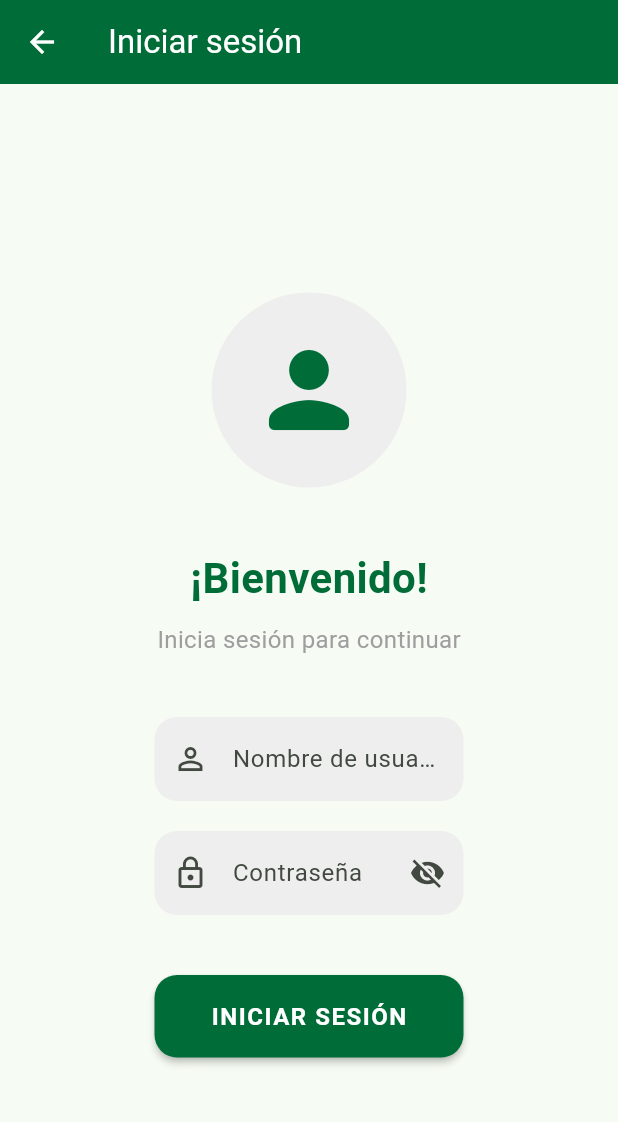
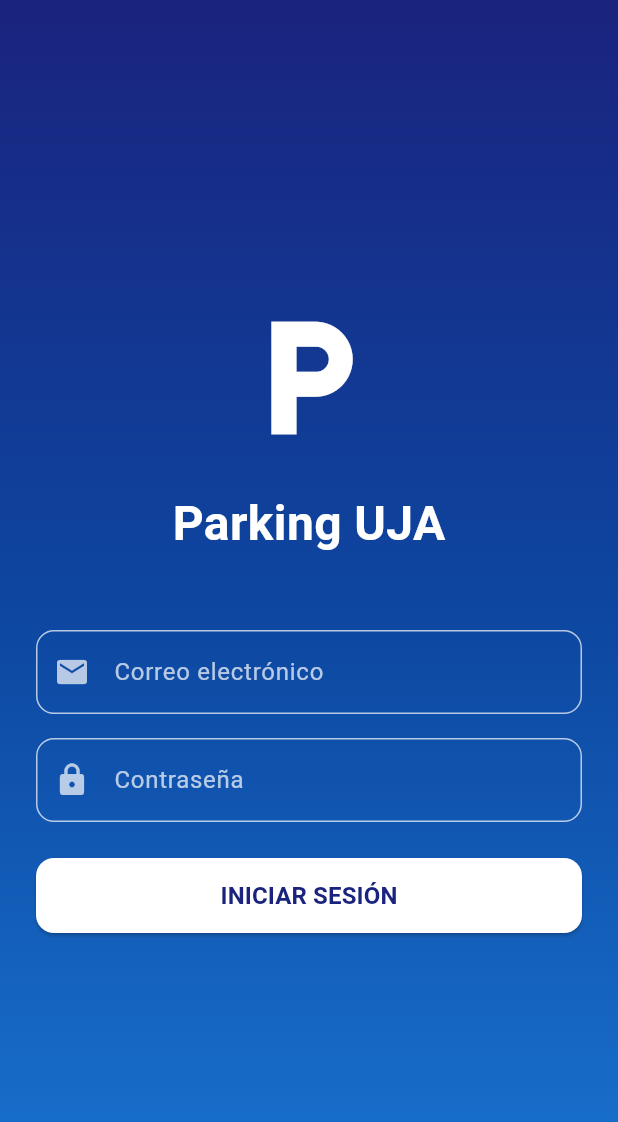
Before and after one commit to marioch03/parking_uja, a Flutter app: the LoginScreen screen opened directly, on a phone screen of 412 x 824 dp. Shown: the top 1122 px of the screen. Run offline on Flutter 3.47's test engine with Material 3 defaults, Android fonts, the phone set to English and light mode, and no system bars; our stand-ins replace shared_preferences; accounts and stored records are empty.

Commit message:
Implementado login real (casi terminado)

```diff
--- a/lib/screens/login_screen.dart
+++ b/lib/screens/login_screen.dart
@@ -1,6 +1,7 @@
 import 'package:flutter/material.dart';
-
-import 'home_screen.dart';
+import 'package:parking_uja/services/auth_service.dart';
+import 'package:shared_preferences/shared_preferences.dart';
+import 'welcome_screen.dart';
 
 class LoginScreen extends StatefulWidget {
   const LoginScreen({super.key});
@@ -10,182 +11,192 @@ class LoginScreen extends StatefulWidget {
 }
 
 class _LoginScreenState extends State<LoginScreen> {
-  bool _obscurePassword = true;
-  final widthFactor = 0.5;
   final _formKey = GlobalKey<FormState>();
+  final _emailController = TextEditingController();
+  final _passwordController = TextEditingController();
+  final _authService = AuthService();
+  bool _isLoading = false;
+
+  @override
+  void dispose() {
+    _emailController.dispose();
+    _passwordController.dispose();
+    super.dispose();
+  }
+
+  Future<void> _login() async {
+    if (_formKey.currentState!.validate()) {
+      setState(() {
+        _isLoading = true;
+      });
+
+      try {
+        final loginResponse = await _authService.login(
+          _emailController.text,
+          _passwordController.text,
+        );
+
+        // Guardar el token y datos del usuario
+        final prefs = await SharedPreferences.getInstance();
+        await prefs.setString('token', loginResponse.token);
+        await prefs.setString('userId', loginResponse.userId);
+        await prefs.setString('nombre', loginResponse.nombre);
+        await prefs.setString('email', loginResponse.email);
+
+        if (mounted) {
+          Navigator.pushReplacement(
+            context,
+            MaterialPageRoute(builder: (context) => const WelcomeScreen()),
+          );
+        }
+      } catch (e) {
+        if (mounted) {
+          ScaffoldMessenger.of(context).showSnackBar(
+            SnackBar(
+              content: Text(e.toString()),
+              backgroundColor: Colors.red,
+            ),
+          );
+        }
+      } finally {
+        if (mounted) {
+          setState(() {
+            _isLoading = false;
+          });
+        }
+      }
+    }
+  }
 
   @override
   Widget build(BuildContext context) {
     return Scaffold(
-      appBar: AppBar(
-        backgroundColor: Theme.of(context).colorScheme.primary,
-        leading: IconButton(
-          icon: const Icon(Icons.arrow_back, color: Colors.white),
-          onPressed: () => Navigator.of(context).pop(),
-        ),
-        title: const Text(
-          'Iniciar sesión',
-          style: TextStyle(color: Colors.white),
+      body: Container(
+        decoration: const BoxDecoration(
+          gradient: LinearGradient(
+            begin: Alignment.topCenter,
+            end: Alignment.bottomCenter,
+            colors: [
+              Color(0xFF1A237E), // Azul oscuro
+              Color(0xFF0D47A1), // Azul medio
+              Color(0xFF1976D2), // Azul claro
+            ],
           ),
         ),
-      body: SafeArea(
+        child: SafeArea(
           child: Center(
             child: SingleChildScrollView(
-            child: Padding(
-              padding: const EdgeInsets.all(20.0),
+              padding: const EdgeInsets.all(24.0),
               child: Form(
                 key: _formKey,
                 child: Column(
                   mainAxisAlignment: MainAxisAlignment.center,
-                  crossAxisAlignment: CrossAxisAlignment.center,
                   children: [
-                    const SizedBox(height: 20),
-
-                    // Icono de usuario
-                    Container(
-                      width: 130,
-                      height: 130,
-                      decoration: BoxDecoration(
-                        shape: BoxShape.circle,
-                        color: Colors.grey[200],
+                    const Icon(
+                      Icons.local_parking,
+                      size: 100,
+                      color: Colors.white,
                     ),
-                      child: Icon(
-                        Icons.person_rounded,
-                        size: 80,
-                        color: Theme.of(context).colorScheme.primary,
+                    const SizedBox(height: 24),
+                    const Text(
+                      'Parking UJA',
+                      style: TextStyle(
+                        fontSize: 32,
+                        fontWeight: FontWeight.bold,
+                        color: Colors.white,
                       ),
                     ),
-                    const SizedBox(height: 40),
-
-                    // Mensaje de bienvenida
-                    Text(
-                      '¡Bienvenido!',
-                      style: TextStyle(
-                        fontSize: 28,
-                        fontWeight: FontWeight.bold,
-                        color: Theme.of(context).colorScheme.primary,
-                      ),
-                    ),
-                    const SizedBox(height: 10),
-                    const Text(
-                      'Inicia sesión para continuar',
-                      style: TextStyle(
-                        fontSize: 16,
-                        color: Colors.grey,
-                      ),
-                    ),
-                    const SizedBox(height: 40),
-
-                    // Campo de nombre de usuario
-                    SizedBox(
-                      width: MediaQuery.of(context).size.width * widthFactor,
-                      child: TextFormField(
+                    const SizedBox(height: 48),
+                    TextFormField(
+                      controller: _emailController,
+                      style: const TextStyle(color: Colors.white),
                       decoration: InputDecoration(
-                          filled: true,
-                          fillColor: Colors.grey[200],
-                          hintText: 'Nombre de usuario',
-                          prefixIcon: const Icon(Icons.person_outline),
-                          border: OutlineInputBorder(
-                            borderRadius: BorderRadius.circular(15),
-                            borderSide: BorderSide.none,
-                          ),
+                        labelText: 'Correo electrónico',
+                        labelStyle: const TextStyle(color: Colors.white70),
+                        prefixIcon: const Icon(Icons.email, color: Colors.white70),
                         enabledBorder: OutlineInputBorder(
-                            borderRadius: BorderRadius.circular(15),
-                            borderSide: BorderSide.none,
+                          borderRadius: BorderRadius.circular(12),
+                          borderSide: const BorderSide(color: Colors.white70),
                         ),
                         focusedBorder: OutlineInputBorder(
-                            borderRadius: BorderRadius.circular(15),
-                            borderSide: BorderSide(
-                              color: Theme.of(context).colorScheme.primary,
-                              width: 2,
+                          borderRadius: BorderRadius.circular(12),
+                          borderSide: const BorderSide(color: Colors.white),
                         ),
+                        errorBorder: OutlineInputBorder(
+                          borderRadius: BorderRadius.circular(12),
+                          borderSide: const BorderSide(color: Colors.red),
+                        ),
+                        focusedErrorBorder: OutlineInputBorder(
+                          borderRadius: BorderRadius.circular(12),
+                          borderSide: const BorderSide(color: Colors.red),
                         ),
                       ),
                       validator: (value) {
                         if (value == null || value.isEmpty) {
-                            return 'Por favor, ingresa tu usuario';
+                          return 'Por favor, introduce tu correo electrónico';
+                        }
+                        if (!value.contains('@')) {
+                          return 'Por favor, introduce un correo electrónico válido';
                         }
                         return null;
                       },
                     ),
-                    ),
-                    const SizedBox(height: 20),
-
-                    // Campo de contraseña
-                    SizedBox(
-                      width: MediaQuery.of(context).size.width * widthFactor,
-                      child: TextFormField(
-                        obscureText: _obscurePassword,
+                    const SizedBox(height: 16),
+                    TextFormField(
+                      controller: _passwordController,
+                      style: const TextStyle(color: Colors.white),
+                      obscureText: true,
                       decoration: InputDecoration(
-                          filled: true,
-                          fillColor: Colors.grey[200],
-                          hintText: 'Contraseña',
-                          prefixIcon: const Icon(Icons.lock_outline),
-                          suffixIcon: IconButton(
-                            icon: Icon(
-                              _obscurePassword ? Icons.visibility_off : Icons.visibility,
-                            ),
-                            onPressed: () {
-                              setState(() {
-                                _obscurePassword = !_obscurePassword;
-                              });
-                            },
-                          ),
-                          border: OutlineInputBorder(
-                            borderRadius: BorderRadius.circular(15),
-                            borderSide: BorderSide.none,
-                          ),
+                        labelText: 'Contraseña',
+                        labelStyle: const TextStyle(color: Colors.white70),
+                        prefixIcon: const Icon(Icons.lock, color: Colors.white70),
                         enabledBorder: OutlineInputBorder(
-                            borderRadius: BorderRadius.circular(15),
-                            borderSide: BorderSide.none,
+                          borderRadius: BorderRadius.circular(12),
+                          borderSide: const BorderSide(color: Colors.white70),
                         ),
                         focusedBorder: OutlineInputBorder(
-                            borderRadius: BorderRadius.circular(15),
-                            borderSide: BorderSide(
-                              color: Theme.of(context).colorScheme.primary,
-                              width: 2,
+                          borderRadius: BorderRadius.circular(12),
+                          borderSide: const BorderSide(color: Colors.white),
                         ),
+                        errorBorder: OutlineInputBorder(
+                          borderRadius: BorderRadius.circular(12),
+                          borderSide: const BorderSide(color: Colors.red),
+                        ),
+                        focusedErrorBorder: OutlineInputBorder(
+                          borderRadius: BorderRadius.circular(12),
+                          borderSide: const BorderSide(color: Colors.red),
                         ),
                       ),
                       validator: (value) {
                         if (value == null || value.isEmpty) {
-                            return 'Por favor, ingresa tu contraseña';
+                          return 'Por favor, introduce tu contraseña';
+                        }
+                        if (value.length < 6) {
+                          return 'La contraseña debe tener al menos 6 caracteres';
                         }
                         return null;
                       },
                     ),
+                    const SizedBox(height: 24),
+                    SizedBox(
+                      width: double.infinity,
+                      height: 50,
+                      child: ElevatedButton(
+                        onPressed: _isLoading ? null : _login,
+                        style: ElevatedButton.styleFrom(
+                          backgroundColor: Colors.white,
+                          foregroundColor: const Color(0xFF1A237E),
+                          shape: RoundedRectangleBorder(
+                            borderRadius: BorderRadius.circular(12),
                           ),
-                    const SizedBox(height: 40),
-                    // Botón de inicio de sesión
-                    SizedBox(
-                      width: MediaQuery.of(context).size.width * widthFactor,
-                      height: 55,
-                      child: ElevatedButton(
-                        onPressed: () {
-                          // if (_formKey.currentState!.validate()) {
-                          //   // TODO: Implementar lógica de inicio de sesión
-                          // }
-                          Navigator.push(
-                            context,
-                            MaterialPageRoute(
-                              builder: (context) => const HomeScreen(),
                         ),
-                          );
-                        },
-                        style: ElevatedButton.styleFrom(
-                          backgroundColor: Theme.of(context).colorScheme.primary,
-                          foregroundColor: Colors.white,
-                          shape: RoundedRectangleBorder(
-                            borderRadius: BorderRadius.circular(15),
-                          ),
-                          elevation: 2,
-                        ),
-                        child: const Text(
+                        child: _isLoading
+                            ? const CircularProgressIndicator()
+                            : const Text(
                                 'INICIAR SESIÓN',
                                 style: TextStyle(
                                   fontSize: 16,
                                   fontWeight: FontWeight.bold,
-                            letterSpacing: 1,
                                 ),
                               ),
                       ),
--- /dev/null
+++ b/lib/services/auth_service.dart
@@ -0,0 +1,29 @@
+import 'dart:convert';
+import 'package:http/http.dart' as http;
+import '../models/login_response.dart';
+
+class AuthService {
+  static const String baseUrl = 'http://tu-backend-url:8080/api'; // Cambia esto por tu URL real
+
+  Future<LoginResponse> login(String email, String password) async {
+    try {
+      final response = await http.post(
+        Uri.parse('$baseUrl/auth/login'),
+        headers: {'Content-Type': 'application/json'},
+        body: jsonEncode({
+          'email': email,
+          'password': password,
+        }),
+      );
+
+      if (response.statusCode == 200) {
+        final Map<String, dynamic> responseData = jsonDecode(response.body);
+        return LoginResponse.fromJson(responseData);
+      } else {
+        throw Exception('Error en el login: ${response.statusCode}');
+      }
+    } catch (e) {
+      throw Exception('Error al conectar con el servidor: $e');
+    }
+  }
+}
--- a/pubspec.yaml
+++ b/pubspec.yaml
@@ -31,6 +31,8 @@ dependencies:
   flutter:
     sdk: flutter
   intl: ^0.18.0
+  http: ^1.1.0
+  shared_preferences: ^2.2.2
 
   # The following adds the Cupertino Icons font to your application.
   # Use with the CupertinoIcons class for iOS style icons.
```
Also changed, not shown: pubspec.lock. Lines whose indentation alone changed are shown as unchanged.
